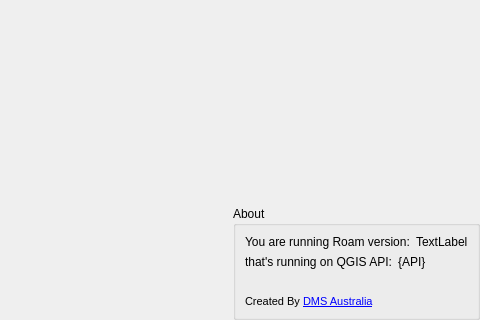
roam-qgis/Roam, file src/roam/ui_settings.ui: the form before one commit; both pictures show x 354 to 834 and y 398 to 718 of the 834 by 718 pixel window.
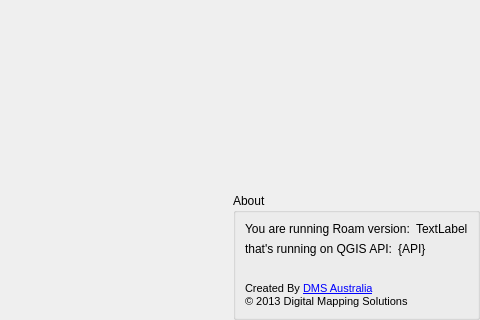
The form after the commit. Icons and pictures are not drawn.

```diff
--- a/src/roam/ui_settings.ui
+++ b/src/roam/ui_settings.ui
@@ -174,8 +174,9 @@
          <string>&lt;!DOCTYPE HTML PUBLIC &quot;-//W3C//DTD HTML 4.0//EN&quot; &quot;http://www.w3.org/TR/REC-html40/strict.dtd&quot;&gt;
 &lt;html&gt;&lt;head&gt;&lt;meta name=&quot;qrichtext&quot; content=&quot;1&quot; /&gt;&lt;style type=&quot;text/css&quot;&gt;
 p, li { white-space: pre-wrap; }
-&lt;/style&gt;&lt;/head&gt;&lt;body style=&quot; font-family:'MS Shell Dlg 2'; font-size:8.25pt; font-weight:400; font-style:normal;&quot;&gt;
-&lt;p style=&quot; margin-top:0px; margin-bottom:0px; margin-left:0px; margin-right:0px; -qt-block-indent:0; text-indent:0px;&quot;&gt;&lt;span style=&quot; font-size:8pt;&quot;&gt;Created By &lt;/span&gt;&lt;a href=&quot;mapsolutions.com.au&quot;&gt;&lt;span style=&quot; font-size:8pt; text-decoration: underline; color:#0000ff;&quot;&gt;DMS Australia&lt;/span&gt;&lt;/a&gt;&lt;/p&gt;&lt;/body&gt;&lt;/html&gt;</string>
+&lt;/style&gt;&lt;/head&gt;&lt;body style=&quot; font-family:'Segoe UI'; font-weight:400; font-style:normal;&quot;&gt;
+&lt;p style=&quot; margin-top:0px; margin-bottom:0px; margin-left:0px; margin-right:0px; -qt-block-indent:0; text-indent:0px;&quot;&gt;&lt;span style=&quot; font-family:'MS Shell Dlg 2'; font-size:8pt;&quot;&gt;Created By &lt;/span&gt;&lt;a href=&quot;mapsolutions.com.au&quot;&gt;&lt;span style=&quot; font-family:'MS Shell Dlg 2'; font-size:8pt; text-decoration: underline; color:#0000ff;&quot;&gt;DMS Australia&lt;/span&gt;&lt;/a&gt;&lt;/p&gt;
+&lt;p style=&quot; margin-top:0px; margin-bottom:0px; margin-left:0px; margin-right:0px; -qt-block-indent:0; text-indent:0px;&quot;&gt;&lt;span style=&quot; font-family:'MS Shell Dlg 2'; font-size:8pt;&quot;&gt;© 2013 Digital Mapping Solutions&lt;/span&gt;&lt;/p&gt;&lt;/body&gt;&lt;/html&gt;</string>
         </property>
         <property name="openExternalLinks">
          <bool>true</bool>
```
